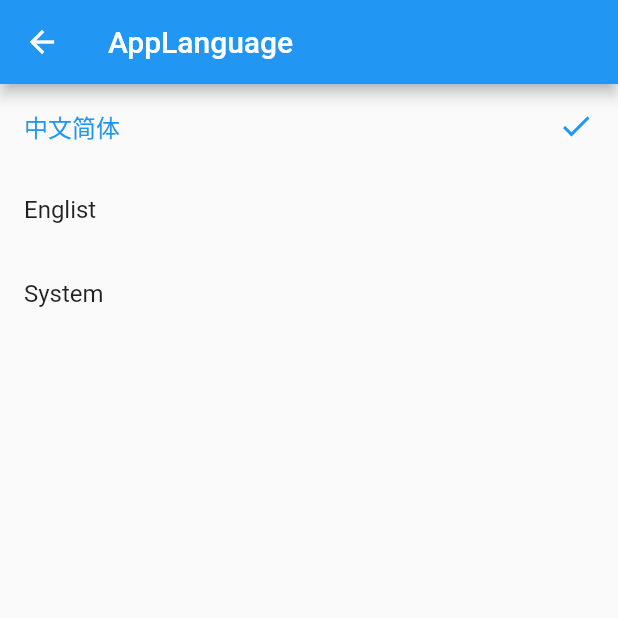
After one commit to bulaidebao/github_client_flutter_app, a Flutter app: the LanguageRoute screen opened by its route, after a tap on "中文简体", on a phone screen of 412 x 824 dp, the top half of it. The commit adds this screen. Run offline on Flutter 3.47's test engine with Material 2 defaults, Android fonts, the phone set to English and light mode, and no system bars; our stand-ins replace cached_network_image, dio, oktoast, shared_preferences; missing offline and left inert: flukit; accounts and stored records are empty; generated files the repository leaves out were written again.

Commit message:
搭建切换语言和主题色UI

```diff
--- a/lib/main.dart
+++ b/lib/main.dart
@@ -12,6 +12,8 @@ import 'package:github_client_app/models/index.dart';
 import 'package:github_client_app/widgets/RepoItem.dart';
 import 'package:github_client_app/widgets/MyDrawer.dart';
 import 'package:github_client_app/routes/loginRoute.dart';
+import 'package:github_client_app/routes/LanguageRoute.dart';
+import 'package:github_client_app/routes/ThemeRoute.dart';
 
 void main() {
 
@@ -79,8 +81,8 @@ class MyApp extends StatelessWidget {
             // 注册命名路由表
             routes: <String , WidgetBuilder>{
               'login':(context) => LoginRoute(),
-          //     'themes':(context) => ThemeChangeRoute(),
-          //     'language':(context) => LanguageRoute(),
+              'themes':(context) => ThemeChangeRoute(),
+              'language':(context) => LanguageRoute(),
             },
 
           );
--- /dev/null
+++ b/lib/routes/LanguageRoute.dart
@@ -0,0 +1,56 @@
+import 'package:flutter/material.dart';
+import 'package:github_client_app/common/ProfileChangeNotifier.dart';
+import 'package:provider/provider.dart';
+import 'package:github_client_app/generated/l10n.dart';
+
+class LanguageRoute extends StatelessWidget{
+
+  @override
+  Widget build(BuildContext context) {
+    // TODO: implement build
+    var gm = S.of(context);
+
+    return Scaffold(
+
+      appBar: AppBar(
+        title: Text(gm.app_language),
+      ),
+      body: ListView(
+
+        children: <Widget>[
+          _buildLanguageItem('中文简体', 'zh_Hans_CN', context),
+          _buildLanguageItem('Englist', 'en_US', context),
+          _buildLanguageItem(gm.app_auto, null, context),
+        ],
+      ),
+    );
+  }
+
+  Widget  _buildLanguageItem(String lan , value , BuildContext context){
+
+    var color = Theme.of(context).primaryColor;
+    var localeModel = Provider.of<LocaleModel>(context);
+    var gm = S.of(context);
+
+    return ListTile(
+      title: Text(
+        lan ,
+
+        // 对app当前语言进行高亮显示
+        style: TextStyle(
+          color: localeModel.locale == value ? color : null
+        ),
+      ),
+
+      trailing: localeModel.locale == value ? Icon(Icons.done , color: color,): null,
+
+      onTap: () {
+
+        // 更新locale后MaterialApp会重新build
+        localeModel.locale = value;
+      },
+    );
+  }
+
+
+}
```
Also changed, not shown: lib/routes/ThemeRoute.dart (added, +45 -0 lines).
